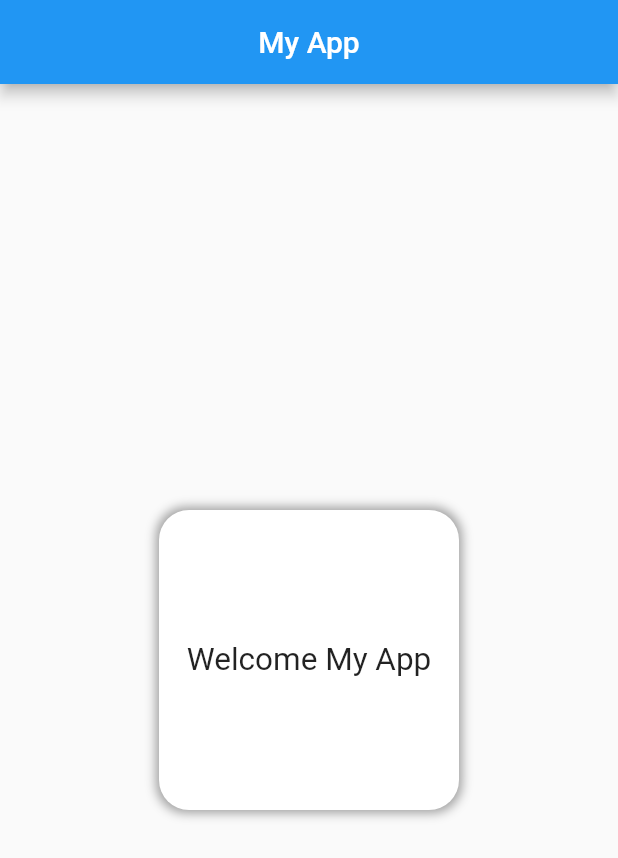
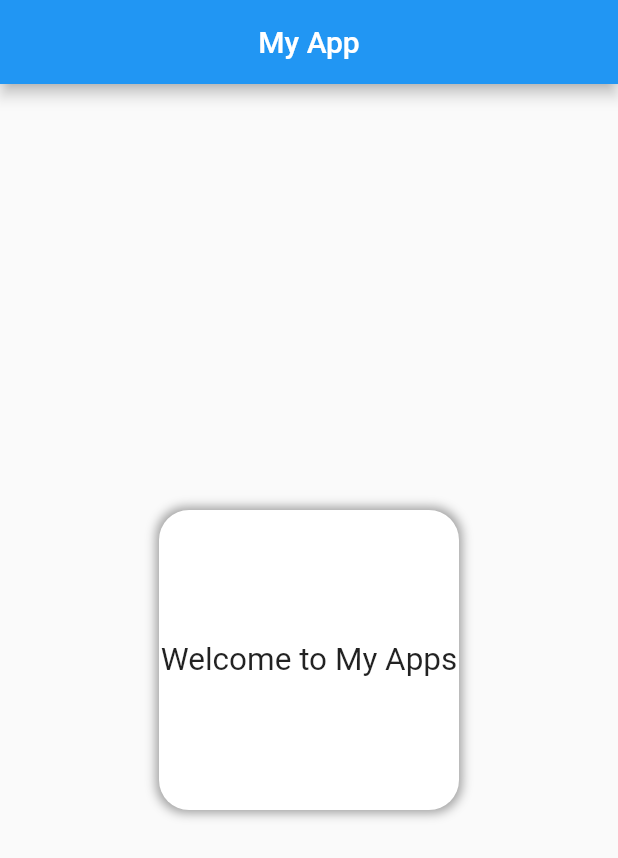
Before and after one commit to LAYHAK/Flutter_project, a Flutter app: the screen it shows after launch, on a phone screen of 412 x 824 dp. Shown: the top 858 px of the screen. Run offline on Flutter 3.47's test engine with Material 2 defaults, Android fonts, the phone set to English and light mode, and no system bars.

Commit message:
update text

```diff
--- a/lib/main.dart
+++ b/lib/main.dart
@@ -38,7 +38,7 @@ class HomeScreen extends StatelessWidget {
                   ],
                 ),
                 child: Text(
-                  'Welcome My App',
+                  'Welcome to My Apps',
                   textScaleFactor: 1.5,
                 ),
               ),
```
